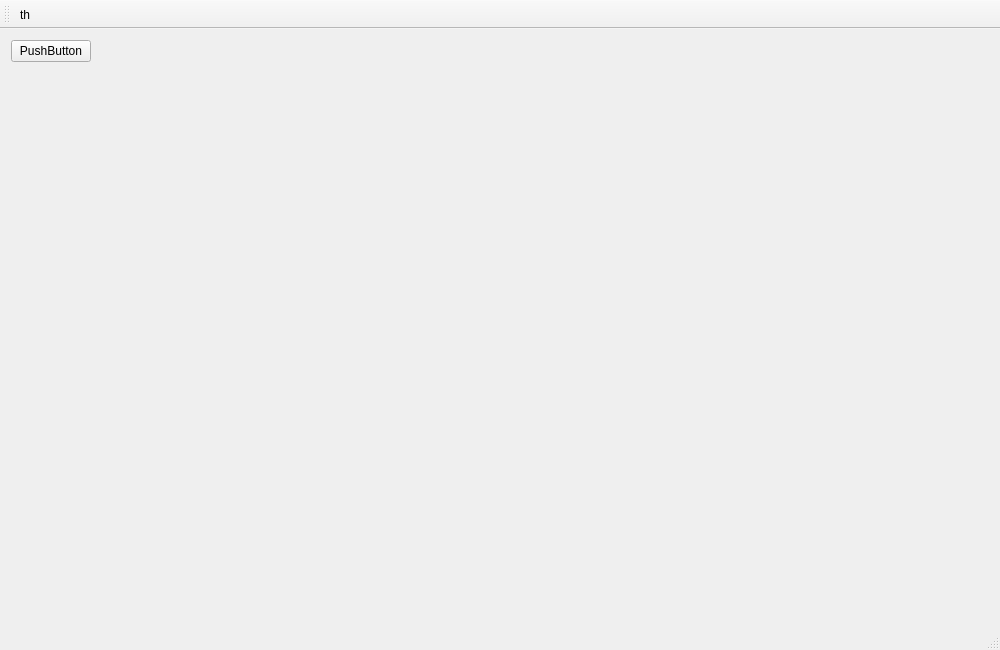
CropsW/Penso, file mainwindow.ui: the form before one commit.
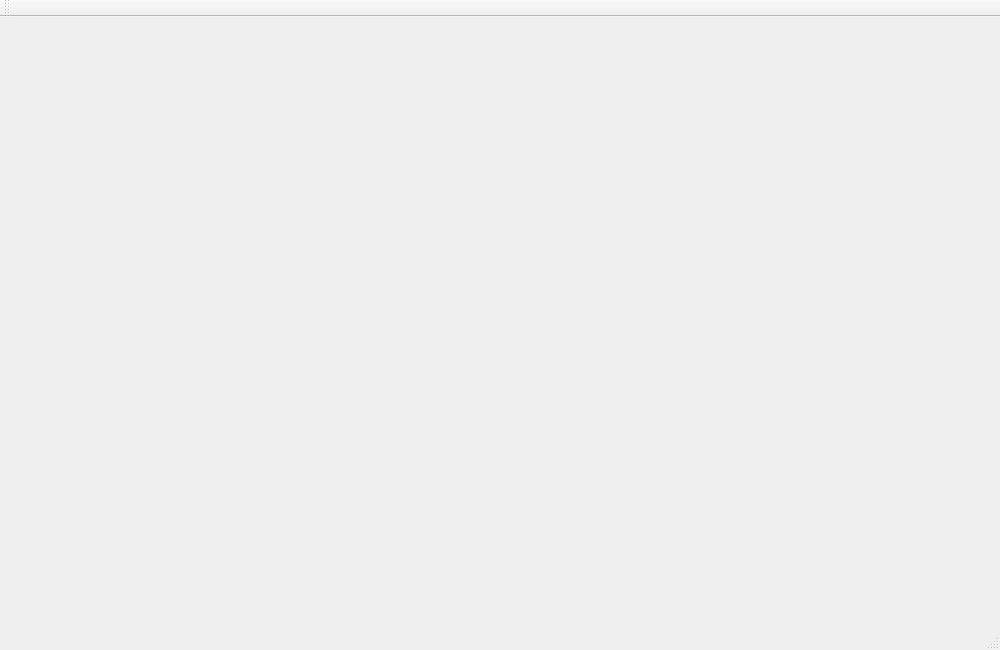
The form after the commit. Icons and pictures are not drawn.

Patch:
```diff
--- a/mainwindow.ui
+++ b/mainwindow.ui
@@ -23,15 +23,7 @@
       <height>591</height>
      </rect>
     </property>
-    <layout class="QFormLayout" name="formLayout">
-     <item row="0" column="0">
-      <widget class="QPushButton" name="pushButton">
-       <property name="text">
-        <string>PushButton</string>
-       </property>
-      </widget>
-     </item>
-    </layout>
+    <layout class="QFormLayout" name="formLayout"/>
    </widget>
   </widget>
   <widget class="QMenuBar" name="menuBar">
@@ -51,24 +43,8 @@
    <attribute name="toolBarBreak">
     <bool>false</bool>
    </attribute>
-   <addaction name="actionth"/>
   </widget>
   <widget class="QStatusBar" name="statusBar"/>
-  <action name="actionth">
-   <property name="checkable">
-    <bool>true</bool>
-   </property>
-   <property name="icon">
-    <iconset resource="src.qrc">
-     <normaloff>:/img/ico/IMG_20220601_172742.jpg</normaloff>:/img/ico/IMG_20220601_172742.jpg</iconset>
-   </property>
-   <property name="text">
-    <string>th</string>
-   </property>
-   <property name="toolTip">
-    <string>esh</string>
-   </property>
-  </action>
  </widget>
  <layoutdefault spacing="6" margin="11"/>
  <resources>
```
Left out of the diff: 4 changed lines with no effect on the pictures.
